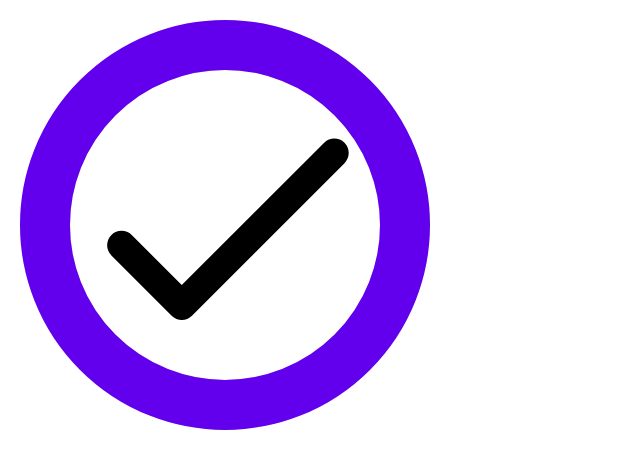
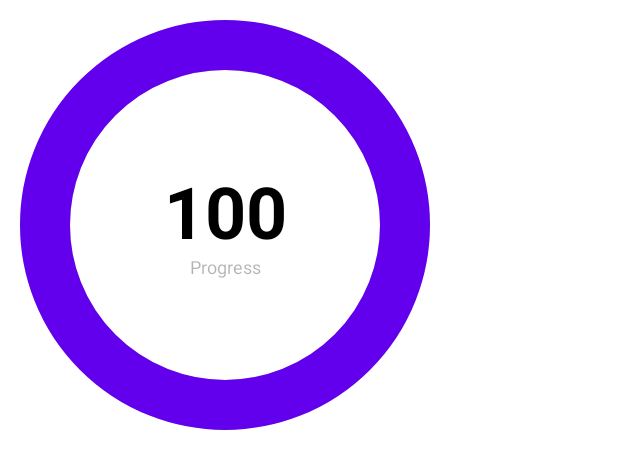
Before and after one commit to JyotimoyKashyap/CircularStats, an Android app built with Jetpack Compose: the @Preview function CircularStatsPreview, on a phone screen of 412 x 824 dp. Shown: the top 469 px of the screen. Run offline under Robolectric (Android 15) with nearby library versions, the phone set to English and light mode, and no system bars.

```diff
--- a/CircularStatsWidget/src/main/java/com/jyotimoykashyap/circularstatswidget/CircularStats.kt
+++ b/CircularStatsWidget/src/main/java/com/jyotimoykashyap/circularstatswidget/CircularStats.kt
@@ -20,6 +20,7 @@ import androidx.compose.ui.graphics.Color
 import androidx.compose.ui.text.font.FontWeight
 import androidx.compose.ui.tooling.preview.Preview
 import androidx.compose.ui.unit.*
+import kotlinx.coroutines.delay
 
 @Composable
 fun CircularStats(
@@ -155,11 +156,16 @@ fun CircularStats(
             progressText = receivedValue,
             progressTextFontSize = progressTextFontSize,
             progressTextColor = animateProgressTextColor,
-            canvasSize = scaleAnimate(
+            canvasSize = if (animationType == AnimateCompletion.BOUNCE) {
+                canvasSize
+            } else {
+                scaleAnimate(
                     circularStatState = circularStatState,
                     canvasSize = canvasSize
-            ),
-            maxIndicatorValue = maxIndicatorValue
+                )
+            },
+            maxIndicatorValue = maxIndicatorValue,
+            animationType = animationType
         )
 
     }
@@ -178,13 +184,33 @@ fun EmbeddedElements(
     progressTextFontSize: TextUnit,
     progressTextColor: Color,
     canvasSize: Dp,
-    maxIndicatorValue: Int
+    maxIndicatorValue: Int,
+    animationType: AnimateCompletion
 ) {
 
     Box(
         modifier = Modifier.size(canvasSize),
         contentAlignment = Alignment.Center
     ) {
+
+        if(animationType == AnimateCompletion.BOUNCE){
+            Column(
+                horizontalAlignment = Alignment.CenterHorizontally
+            ) {
+                Text(
+                    text = progressText.toString(),
+                    fontSize = progressTextFontSize,
+                    color = progressTextColor,
+                    fontWeight = FontWeight.Bold
+                )
+
+                Text(
+                    text = labelText,
+                    fontSize = labelTextFontSize,
+                    color = labelTextColor
+                )
+            }
+        }else{
             var visibility by remember {
                 mutableStateOf(true)
             }
@@ -225,8 +251,7 @@ fun EmbeddedElements(
                     modifier = Modifier.size(canvasSize.div(1.30f))
                 )
             }
-
-
+        }
 
     }
 
--- a/app/src/main/java/com/jyotimoykashyap/circularstats/MainActivity.kt
+++ b/app/src/main/java/com/jyotimoykashyap/circularstats/MainActivity.kt
@@ -18,6 +18,7 @@ import androidx.compose.ui.text.input.TextFieldValue
 import androidx.compose.ui.tooling.preview.Preview
 import androidx.compose.ui.unit.dp
 import com.jyotimoykashyap.circularstats.ui.theme.CircularStatsTheme
+import com.jyotimoykashyap.circularstatswidget.AnimateCompletion
 import com.jyotimoykashyap.circularstatswidget.CircularStats
 
 
@@ -45,7 +46,8 @@ fun MainView(){
         CircularStats(
             canvasSize = 200.dp,
             indicatorValue = textState,
-            progressTextColor = MaterialTheme.colors.onBackground
+            progressTextColor = MaterialTheme.colors.onBackground,
+            animationType = AnimateCompletion.CHECKMARK
         )
 
         Spacer(modifier = Modifier
```
Lines whose indentation alone changed are shown as unchanged.
